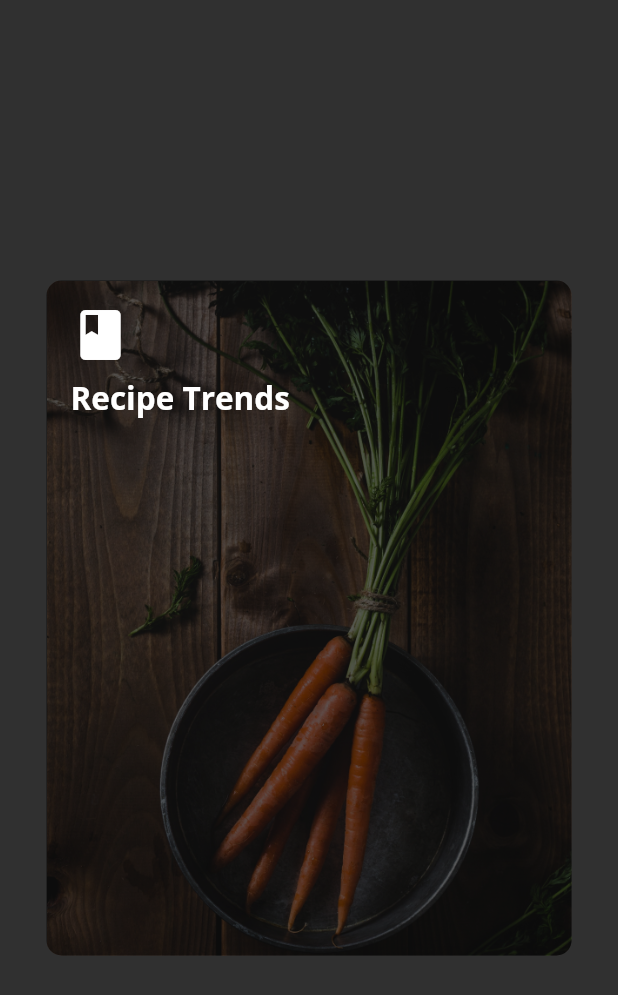
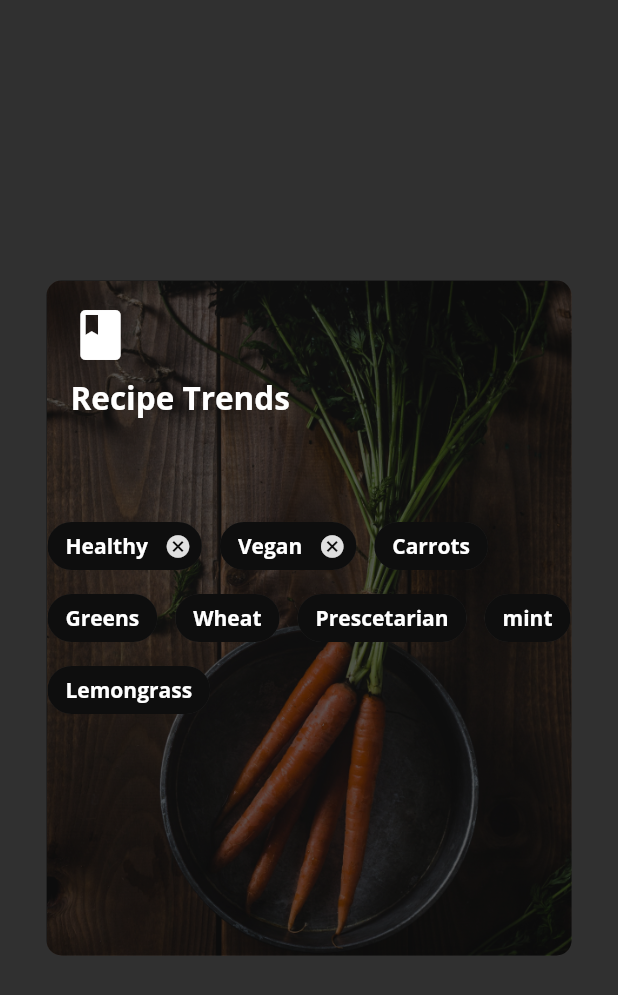
Before and after one commit to eoeefosa/fooderlich, a Flutter app: the Card3 widget shown alone on an empty page, opened directly, on a phone screen of 412 x 824 dp. Shown: the top 995 px of the screen. Run offline on Flutter 3.47's test engine with Material 2 defaults, Android fonts, the phone set to English and light mode, and no system bars; our stand-ins replace google_fonts.

Commit message:
card3.dart updated
added more chips

```diff
--- a/lib/card3.dart
+++ b/lib/card3.dart
@@ -43,8 +43,62 @@ class Card3 extends StatelessWidget {
                   const SizedBox(height: 30)
                 ],
               ),
+            ),
+            // TODO 7: Add Center widget with Chip widget children
+            Center(
+              child: Wrap(
+                alignment: WrapAlignment.start,
+                spacing: 12,
+                children: [
+                  Chip(
+                    label: Text("Healthy",
+                        style: FooderlichTheme.darkTextTheme.bodyText1),
+                    backgroundColor: Colors.black.withOpacity(0.7),
+                    onDeleted: () {
+                      print('delete');
+                    },
+                  ),
+                  Chip(
+                    label: Text("Vegan",
+                        style: FooderlichTheme.darkTextTheme.bodyText1),
+                    backgroundColor: Colors.black.withOpacity(0.7),
+                    onDeleted: () {
+                      print('delete');
+                    },
+                  ),
+                  Chip(
+                    label: Text("Carrots",
+                        style: FooderlichTheme.darkTextTheme.bodyText1),
+                    backgroundColor: Colors.black.withOpacity(0.7),
+                  ),
+                  Chip(
+                    label: Text("Greens",
+                        style: FooderlichTheme.darkTextTheme.bodyText1),
+                    backgroundColor: Colors.black.withOpacity(0.7),
+                  ),
+                  Chip(
+                    label: Text("Wheat",
+                        style: FooderlichTheme.darkTextTheme.bodyText1),
+                    backgroundColor: Colors.black.withOpacity(0.7),
+                  ),
+                  Chip(
+                    label: Text("Prescetarian",
+                        style: FooderlichTheme.darkTextTheme.bodyText1),
+                    backgroundColor: Colors.black.withOpacity(0.7),
+                  ),
+                  Chip(
+                    label: Text("mint",
+                        style: FooderlichTheme.darkTextTheme.bodyText1),
+                    backgroundColor: Colors.black.withOpacity(0.7),
+                  ),
+                  Chip(
+                    label: Text("Lemongrass",
+                        style: FooderlichTheme.darkTextTheme.bodyText1),
+                    backgroundColor: Colors.black.withOpacity(0.7),
+                  )
+                ],
+              ),
             )
-            // TODO 7: Add Center widget with Chip widget children
           ],
         ),
       ),
```
